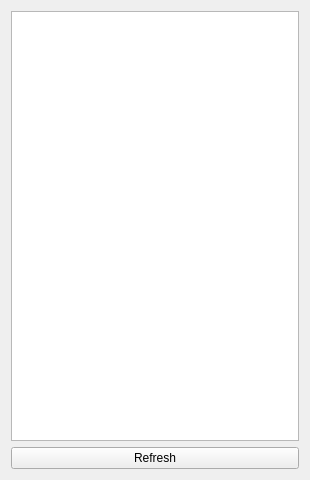
Above: App/ProjectM/mainwindow.ui from yobson/Project-M before the change. Below: the same form after it.
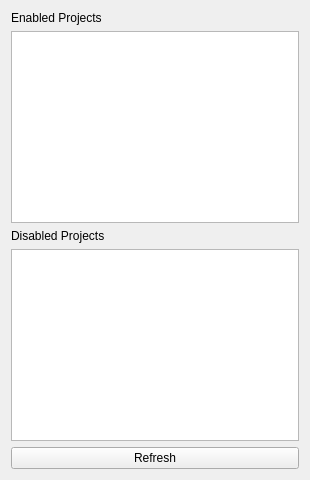
That is the form after the change.

Commit message: en/disabled projects not tested

What changed in the file:
```diff
--- a/App/ProjectM/mainwindow.ui
+++ b/App/ProjectM/mainwindow.ui
@@ -10,13 +10,46 @@
     <height>480</height>
    </rect>
   </property>
+  <property name="sizePolicy">
+   <sizepolicy hsizetype="Preferred" vsizetype="Preferred">
+    <horstretch>0</horstretch>
+    <verstretch>0</verstretch>
+   </sizepolicy>
+  </property>
   <property name="windowTitle">
    <string>MainWindow</string>
   </property>
   <widget class="QWidget" name="centralWidget">
    <layout class="QVBoxLayout" name="verticalLayout">
     <item>
-     <widget class="QListView" name="project_list_view"/>
+     <widget class="QLabel" name="label">
+      <property name="text">
+       <string>Enabled Projects</string>
+      </property>
+     </widget>
+    </item>
+    <item>
+     <widget class="QListView" name="proj_list_view_en"/>
+    </item>
+    <item>
+     <widget class="QLabel" name="label_2">
+      <property name="text">
+       <string>Disabled Projects</string>
+      </property>
+     </widget>
+    </item>
+    <item>
+     <widget class="QListView" name="proj_list_view_dis">
+      <property name="enabled">
+       <bool>true</bool>
+      </property>
+      <property name="sizePolicy">
+       <sizepolicy hsizetype="Expanding" vsizetype="Expanding">
+        <horstretch>0</horstretch>
+        <verstretch>0</verstretch>
+       </sizepolicy>
+      </property>
+     </widget>
     </item>
     <item>
      <widget class="QPushButton" name="refresh_btn">
```
The commit also changes 3 other files.
